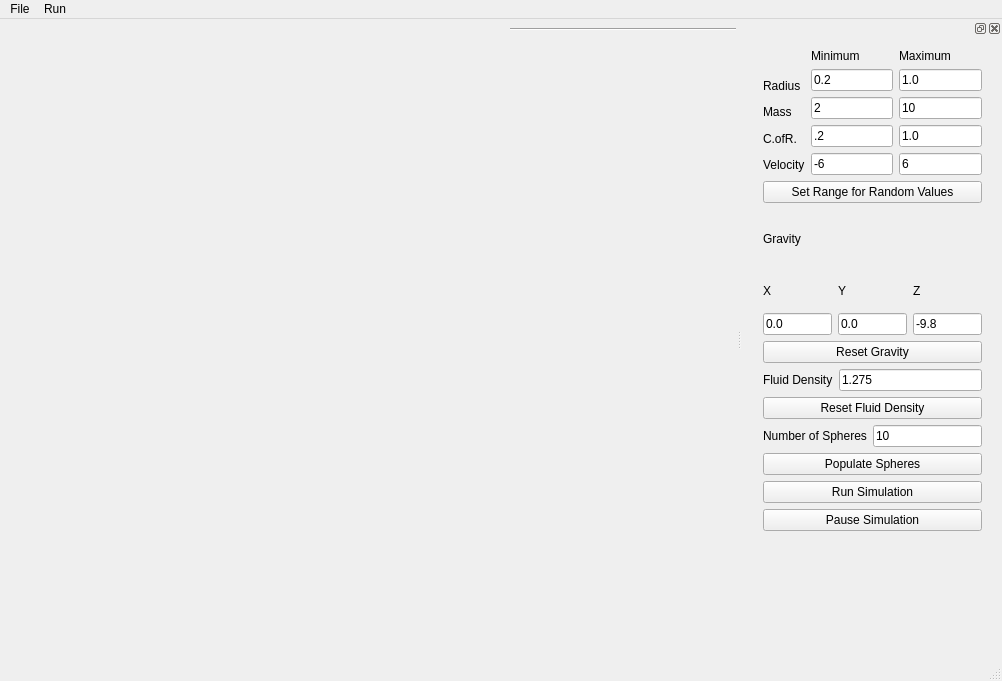
taylorgwood/FRE_Visualizer_GUI, file mainwindowform.ui: the form before one commit.
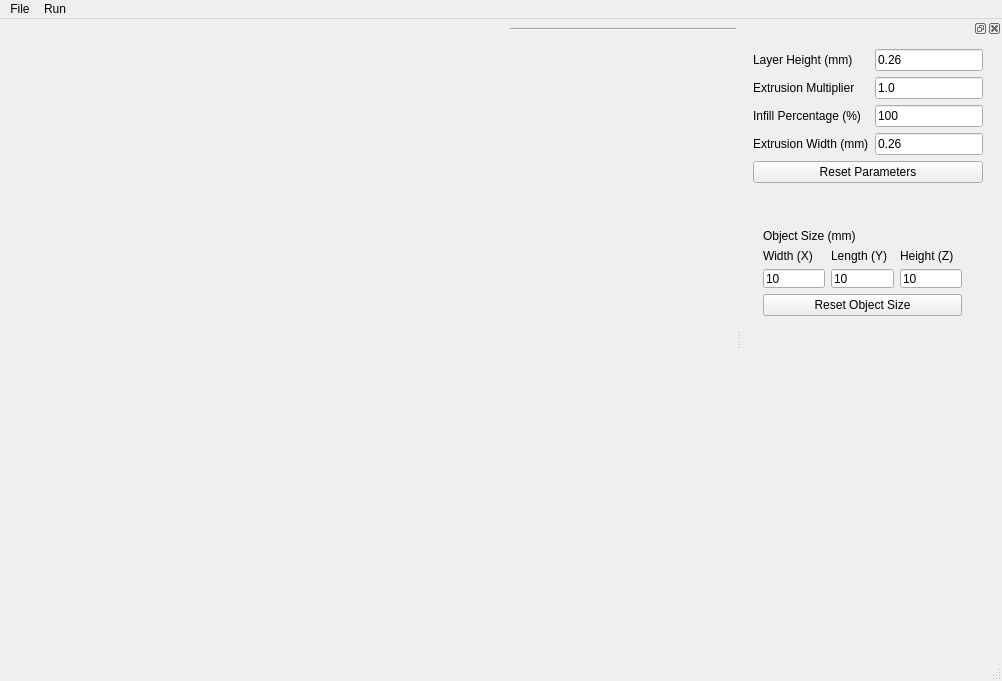
The form after the commit.

Diff of the .ui file:
```diff
--- a/mainwindowform.ui
+++ b/mainwindowform.ui
@@ -72,53 +72,36 @@
    </attribute>
    <widget class="QWidget" name="dockWidgetContents">
     <widget class="QWidget" name="">
-     <property name="geometry">
-      <rect>
-       <x>10</x>
-       <y>0</y>
-       <width>241</width>
-       <height>504</height>
-      </rect>
-     </property>
-     <layout class="QVBoxLayout" name="verticalLayout_11">
-      <item>
        <layout class="QVBoxLayout" name="verticalLayout_9">
         <item>
          <layout class="QHBoxLayout" name="horizontalLayout_3">
           <item>
            <layout class="QVBoxLayout" name="verticalLayout_10">
-            <item>
-             <widget class="QLabel" name="label">
-              <property name="text">
-               <string/>
-              </property>
-             </widget>
-            </item>
             <item>
              <widget class="QLabel" name="label_6">
               <property name="text">
-               <string>Radius</string>
+             <string>Layer Height (mm)</string>
               </property>
              </widget>
             </item>
             <item>
              <widget class="QLabel" name="label_8">
               <property name="text">
-               <string>Mass</string>
+             <string>Extrusion Multiplier</string>
               </property>
              </widget>
             </item>
             <item>
              <widget class="QLabel" name="label_9">
               <property name="text">
-               <string>C.ofR.</string>
+             <string>Infill Percentage (%)</string>
               </property>
              </widget>
             </item>
             <item>
              <widget class="QLabel" name="label_10">
               <property name="text">
-               <string>Velocity</string>
+             <string>Extrusion Width (mm)</string>
               </property>
              </widget>
             </item>
@@ -127,76 +110,30 @@
           <item>
            <layout class="QVBoxLayout" name="verticalLayout_5">
             <item>
-             <widget class="QLabel" name="label_11">
+           <widget class="QLineEdit" name="layerHeight">
               <property name="text">
-               <string>Minimum</string>
+             <string>0.26</string>
               </property>
              </widget>
             </item>
             <item>
              <widget class="QLineEdit" name="radiusMin">
               <property name="text">
-               <string>0.2</string>
-              </property>
-             </widget>
-            </item>
-            <item>
-             <widget class="QLineEdit" name="massMin">
-              <property name="text">
-               <string>2</string>
-              </property>
-             </widget>
-            </item>
-            <item>
-             <widget class="QLineEdit" name="cOfRMin">
-              <property name="text">
-               <string>.2</string>
-              </property>
-             </widget>
-            </item>
-            <item>
-             <widget class="QLineEdit" name="velocityMin">
-              <property name="text">
-               <string>-6</string>
-              </property>
-             </widget>
-            </item>
-           </layout>
-          </item>
-          <item>
-           <layout class="QVBoxLayout" name="verticalLayout_4">
-            <item>
-             <widget class="QLabel" name="label_5">
-              <property name="text">
-               <string>Maximum</string>
-              </property>
-             </widget>
-            </item>
-            <item>
-             <widget class="QLineEdit" name="radiusMax">
-              <property name="text">
                <string>1.0</string>
               </property>
              </widget>
             </item>
             <item>
-             <widget class="QLineEdit" name="massMax">
+           <widget class="QLineEdit" name="infillPercentage">
               <property name="text">
-               <string>10</string>
+             <string>100</string>
               </property>
              </widget>
             </item>
             <item>
-             <widget class="QLineEdit" name="cOfRMax">
+           <widget class="QLineEdit" name="extrusionWidth">
               <property name="text">
-               <string>1.0</string>
-              </property>
-             </widget>
-            </item>
-            <item>
-             <widget class="QLineEdit" name="velocityMax">
-              <property name="text">
-               <string>6</string>
+             <string>0.26</string>
               </property>
              </widget>
             </item>
@@ -207,159 +144,93 @@
         <item>
          <widget class="QPushButton" name="defaultButton">
           <property name="text">
-           <string>Set Range for Random Values</string>
+         <string>Reset Parameters</string>
           </property>
          </widget>
         </item>
        </layout>
-      </item>
-      <item>
+    </widget>
+    <widget class="QWidget" name="">
+     <property name="geometry">
+      <rect>
+       <x>10</x>
+       <y>180</y>
+       <width>221</width>
+       <height>109</height>
+      </rect>
+     </property>
        <layout class="QVBoxLayout" name="verticalLayout_7">
         <item>
-         <layout class="QGridLayout" name="gridLayout">
-          <item row="1" column="2">
-           <layout class="QVBoxLayout" name="verticalLayout_3">
-            <item>
-             <widget class="QLabel" name="label_4">
+       <widget class="QLabel" name="label_13">
               <property name="text">
-               <string>Z</string>
+         <string>Object Size (mm)</string>
               </property>
              </widget>
             </item>
             <item>
-             <widget class="QLineEdit" name="gravityZ">
-              <property name="text">
-               <string>-9.8</string>
-              </property>
-             </widget>
-            </item>
-           </layout>
-          </item>
-          <item row="1" column="1">
-           <layout class="QVBoxLayout" name="verticalLayout_2">
+       <layout class="QHBoxLayout" name="horizontalLayout_4">
             <item>
-             <widget class="QLabel" name="label_3">
-              <property name="text">
-               <string>Y</string>
-              </property>
-             </widget>
-            </item>
-            <item>
-             <widget class="QLineEdit" name="gravityY">
-              <property name="text">
-               <string>0.0</string>
-              </property>
-             </widget>
-            </item>
-           </layout>
-          </item>
-          <item row="1" column="0">
            <layout class="QVBoxLayout" name="verticalLayout">
             <item>
              <widget class="QLabel" name="label_2">
               <property name="text">
-               <string>X</string>
+             <string>Width (X)</string>
               </property>
              </widget>
             </item>
             <item>
              <widget class="QLineEdit" name="gravityX">
               <property name="text">
-               <string>0.0</string>
+             <string>10</string>
               </property>
              </widget>
             </item>
            </layout>
           </item>
-          <item row="0" column="0">
-           <widget class="QLabel" name="label_13">
+        <item>
+         <layout class="QVBoxLayout" name="verticalLayout_2">
+          <item>
+           <widget class="QLabel" name="label_3">
             <property name="text">
-             <string>Gravity</string>
+             <string>Length (Y)</string>
             </property>
            </widget>
+          </item>
+          <item>
+           <widget class="QLineEdit" name="objectLength">
+            <property name="text">
+             <string>10</string>
+            </property>
+           </widget>
+          </item>
+         </layout>
+        </item>
+        <item>
+         <layout class="QVBoxLayout" name="verticalLayout_3">
+          <item>
+           <widget class="QLabel" name="label_4">
+            <property name="text">
+             <string>Height (Z)</string>
+            </property>
+           </widget>
+          </item>
+          <item>
+           <widget class="QLineEdit" name="objectHeight">
+            <property name="text">
+             <string>10</string>
+            </property>
+           </widget>
+          </item>
+         </layout>
           </item>
          </layout>
         </item>
         <item>
          <widget class="QPushButton" name="gravityButton">
           <property name="text">
-           <string>Reset Gravity</string>
-          </property>
-         </widget>
-        </item>
-       </layout>
-      </item>
-      <item>
-       <layout class="QVBoxLayout" name="verticalLayout_8">
-        <item>
-         <layout class="QVBoxLayout" name="verticalLayout_6">
-          <item>
-           <layout class="QHBoxLayout" name="horizontalLayout">
-            <item>
-             <widget class="QLabel" name="label_7">
-              <property name="text">
-               <string>Fluid Density</string>
-              </property>
-             </widget>
-            </item>
-            <item>
-             <widget class="QLineEdit" name="fluidDensity">
-              <property name="text">
-               <string>1.275</string>
-              </property>
-             </widget>
-            </item>
-           </layout>
-          </item>
-          <item>
-           <widget class="QPushButton" name="fluidDensityButton">
-            <property name="text">
-             <string>Reset Fluid Density</string>
-            </property>
-           </widget>
-          </item>
-          <item>
-           <layout class="QHBoxLayout" name="horizontalLayout_2">
-            <item>
-             <widget class="QLabel" name="label_12">
-              <property name="text">
-               <string>Number of Spheres</string>
-              </property>
-             </widget>
-            </item>
-            <item>
-             <widget class="QLineEdit" name="numberOfSpheres">
-              <property name="text">
-               <string>10</string>
-              </property>
-             </widget>
-            </item>
-           </layout>
-          </item>
-          <item>
-           <widget class="QPushButton" name="populateSpheres">
-            <property name="text">
-             <string>Populate Spheres</string>
-            </property>
-           </widget>
-          </item>
-         </layout>
-        </item>
-        <item>
-         <widget class="QPushButton" name="runSimulationButton">
-          <property name="text">
-           <string>Run Simulation</string>
-          </property>
-         </widget>
-        </item>
-        <item>
-         <widget class="QPushButton" name="stopSimulationButton">
-          <property name="text">
-           <string>Pause Simulation</string>
-          </property>
-         </widget>
-        </item>
-       </layout>
+         <string>Reset Object Size</string>
+        </property>
+       </widget>
       </item>
      </layout>
     </widget>
```
Left out of the diff: 4 changed lines with no effect on the pictures. Lines whose indentation alone changed are shown as unchanged.
